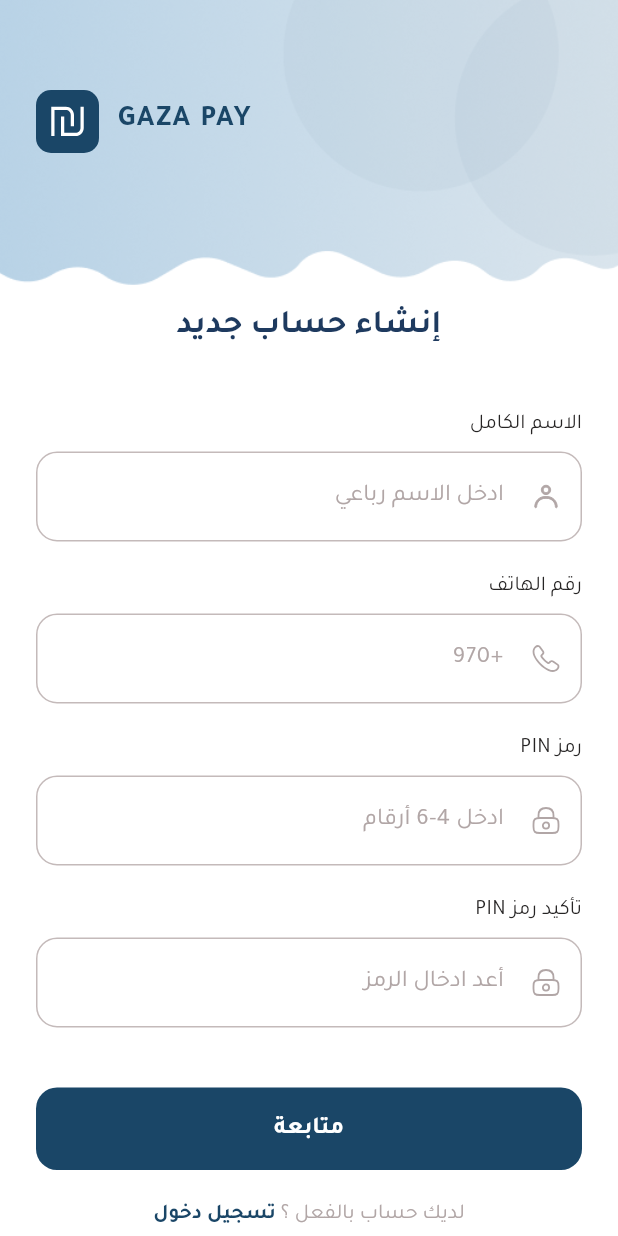
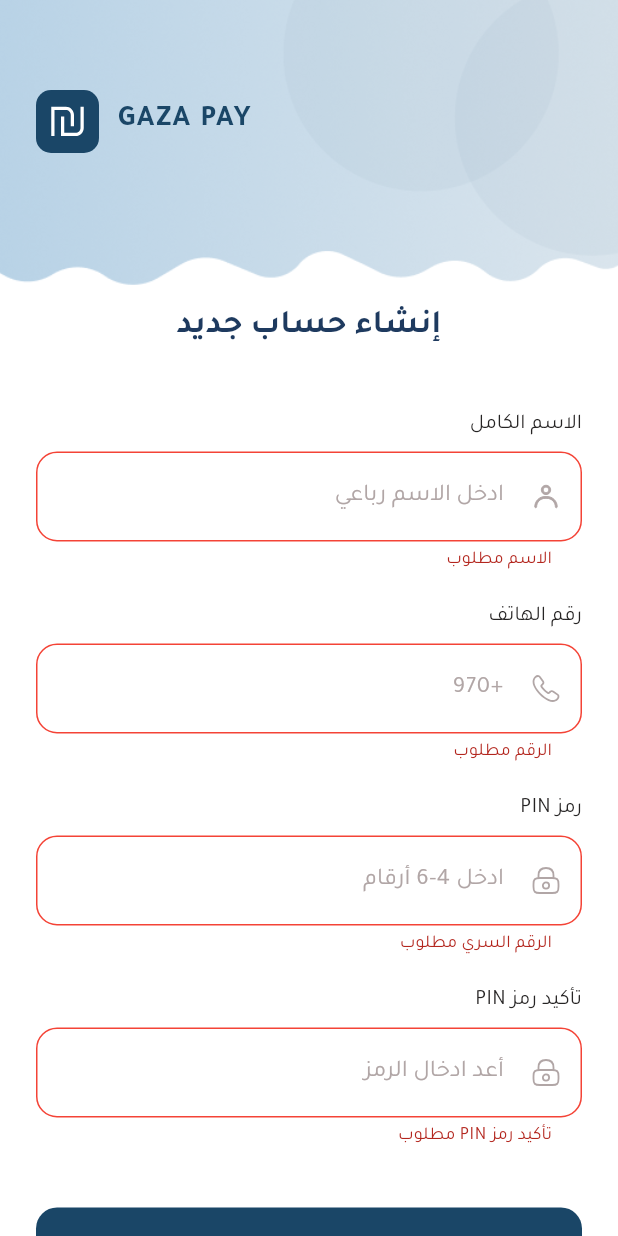
Before and after one commit to a7med2002/gazapay_app, a Flutter app: the screen it shows after launch, after a tap on "متابعة", on a phone screen of 412 x 824 dp. Run offline on Flutter 3.47's test engine with Material 3 defaults, Android fonts, the light colour scheme and no system bars; our stand-ins replace flutter_svg, smooth_page_indicator.

Commit message:
connect app with api & complete Register function

```diff
--- /dev/null
+++ b/lib/Core/Helper/api_response.dart
@@ -0,0 +1,16 @@
+class ApiResponse<T> {
+  Status status;
+  T? data;
+  String? message;
+
+  ApiResponse.loading(this.message) : status = Status.LOADING;
+  ApiResponse.completed(this.data) : status = Status.COMPLETED;
+  ApiResponse.error(this.message) : status = Status.ERROR;
+
+  @override
+  String toString() {
+    return "Status : $status";
+  }
+}
+
+enum Status { LOADING, COMPLETED, ERROR }
--- a/lib/Core/Util/constants.dart
+++ b/lib/Core/Util/constants.dart
@@ -2,7 +2,7 @@ import 'package:flutter/material.dart';
 
 // ============= END POINTS ==============
 
-const baseUrl = '';
+const baseUrl = 'https://gazapay-api.onrender.com';
 
 
 // ============= STYLE CONSTS ==============
--- /dev/null
+++ b/lib/Model/user.dart
@@ -0,0 +1,31 @@
+class User {
+    String? id;
+    String? phone;
+    String? name;
+    DateTime? createdAt;
+    DateTime? updatedAt;
+
+    User({
+        this.id,
+        this.phone,
+        this.name,
+        this.createdAt,
+        this.updatedAt,
+    });
+
+    factory User.fromJson(Map<String, dynamic> json) => User(
+        id: json["id"],
+        phone: json["phone"],
+        name: json["name"],
+        createdAt: json["createdAt"] != null ? DateTime.parse(json["createdAt"]) : null,
+        updatedAt: json["updatedAt"] != null ? DateTime.parse(json["updatedAt"]) : null,
+    );
+
+    Map<String, dynamic> toJson() => {
+        "id": id,
+        "phone": phone,
+        "name": name,
+        "createdAt": createdAt?.toIso8601String(),
+        "updatedAt": updatedAt?.toIso8601String(),
+    };
+}
--- /dev/null
+++ b/lib/Provider/register_provider.dart
@@ -0,0 +1,52 @@
+import 'package:flutter/material.dart';
+import 'package:gazapay/Core/Helper/api_response.dart';
+import 'package:gazapay/Model/user.dart';
+import 'package:gazapay/Repo/user_repository.dart';
+
+class RegisterProvider extends ChangeNotifier {
+  final UserRepository _userRepository = UserRepository();
+  ApiResponse<User>? _registerResponse;
+
+  ApiResponse<User>? get registerResponse => _registerResponse;
+
+  final nameController = TextEditingController();
+  final phoneController = TextEditingController();
+  final pinController = TextEditingController();
+  final confirmPinController = TextEditingController();
+
+  bool isLoading = false;
+
+  Future<User?> register() async {
+    if (pinController.text != confirmPinController.text) {
+      _registerResponse = ApiResponse.error("رمز PIN غير متطابق");
+      notifyListeners();
+      return null;
+    }
+
+    isLoading = true;
+    notifyListeners();
+
+    try {
+      final resultUser = await _userRepository.register({
+        "name": nameController.text,
+        "phone": phoneController.text,
+        "password": pinController.text,
+      });
+      _registerResponse = ApiResponse.completed(resultUser);
+      return resultUser;
+    } catch (e) {
+      _registerResponse = ApiResponse.error(e.toString());
+      return null;
+    } finally {
+      isLoading = false;
+      notifyListeners();
+    }
+  }
+
+  void clearFields() {
+    nameController.clear();
+    phoneController.clear();
+    pinController.clear();
+    confirmPinController.clear();
+  }
+}
--- /dev/null
+++ b/lib/Repo/user_repository.dart
@@ -0,0 +1,13 @@
+import 'package:gazapay/Core/Helper/api_base_helper.dart';
+import 'package:gazapay/Model/user.dart';
+
+class UserRepository {
+  ApiBaseHelper _helper = ApiBaseHelper();
+
+  Future<User> register(Map<String, dynamic> data) async {
+    final response = await _helper.post("/auth/register", data, {
+      "Content-Type": "application/json",
+    });
+    return User.fromJson(response);
+  }
+}
--- a/lib/View/Auth/register_screen.dart
+++ b/lib/View/Auth/register_screen.dart
@@ -1,10 +1,14 @@
 import 'package:flutter/material.dart';
+import 'package:gazapay/Core/Helper/api_response.dart';
 import 'package:gazapay/Core/Util/assets.dart';
 import 'package:gazapay/Core/Util/constants.dart';
+import 'package:gazapay/Provider/register_provider.dart';
 import 'package:gazapay/View/Auth/login_screen.dart';
+import 'package:gazapay/View/Home/home_screen.dart';
 import 'package:gazapay/Widgets/custom_text_filed.dart';
 import 'package:gazapay/Widgets/logo_with_title.dart';
 import 'package:gazapay/Widgets/primary_button.dart';
+import 'package:provider/provider.dart';
 
 class RegisterScreen extends StatelessWidget {
   static String id = "registerScreen";
@@ -12,6 +16,8 @@ class RegisterScreen extends StatelessWidget {
 
   @override
   Widget build(BuildContext context) {
+    final GlobalKey<FormState> _formKey = GlobalKey<FormState>();
+    final provider = Provider.of<RegisterProvider>(context);
     return Scaffold(
       backgroundColor: kWhiteColor,
       body: SafeArea(
@@ -28,6 +34,8 @@ class RegisterScreen extends StatelessWidget {
             /// Content
             SingleChildScrollView(
               padding: const EdgeInsets.symmetric(horizontal: 24),
+              child: Form(
+                key: _formKey,
                 child: Column(
                   crossAxisAlignment: CrossAxisAlignment.center,
                   children: [
@@ -60,6 +68,13 @@ class RegisterScreen extends StatelessWidget {
                     CustomTextField(
                       hint: "ادخل الاسم رباعي",
                       prefixSvg: "assets/icons/user.svg",
+                      controller: provider.nameController,
+                      validator: (value) {
+                        if (value == null || value.isEmpty) {
+                          return "الاسم مطلوب";
+                        }
+                        return null;
+                      },
                     ),
                     const SizedBox(height: 20),
 
@@ -76,6 +91,27 @@ class RegisterScreen extends StatelessWidget {
                       hint: "+970",
                       prefixSvg: "assets/icons/phone.svg",
                       keyboardType: TextInputType.phone,
+                      controller: provider.phoneController,
+                      validator: (value) {
+                        if (value == null || value.isEmpty) {
+                          return "الرقم مطلوب";
+                        }
+                        if (!value.startsWith("+970") &&
+                            !value.startsWith("+972")) {
+                          return "يجب أن يبدأ الرقم بـ +970 أو +972";
+                        }
+                        if (value.startsWith("+970") && value.length != 13) {
+                          return "رقم الهاتف غير صحيح (+970xxxxxxxx)";
+                        }
+                        if (value.startsWith("+972") && value.length != 13) {
+                          return "رقم الهاتف غير صحيح (+972xxxxxxxx)";
+                        }
+                        final digits = value.substring(1);
+                        if (!RegExp(r'^\d+$').hasMatch(digits)) {
+                          return "رقم الهاتف يحتوي على رموز غير صحيحة";
+                        }
+                        return null; // صح
+                      },
                     ),
                     const SizedBox(height: 20),
 
@@ -93,6 +129,16 @@ class RegisterScreen extends StatelessWidget {
                       prefixSvg: "assets/icons/lock.svg",
                       obscureText: true,
                       keyboardType: TextInputType.number,
+                      controller: provider.pinController,
+                      validator: (value) {
+                        if (value == null || value.isEmpty) {
+                          return "الرقم السري مطلوب";
+                        }
+                        if (value.length < 6) {
+                          return "الرقم السري يجب أن يكون 6 أحرف على الأقل";
+                        }
+                        return null;
+                      },
                     ),
                     const SizedBox(height: 20),
 
@@ -110,12 +156,70 @@ class RegisterScreen extends StatelessWidget {
                       prefixSvg: "assets/icons/lock.svg",
                       obscureText: true,
                       keyboardType: TextInputType.number,
+                      controller: provider.confirmPinController,
+                      validator: (value) {
+                        if (value == null || value.isEmpty) {
+                          return "تأكيد رمز PIN مطلوب";
+                        }
+                        if (value != provider.pinController.text) {
+                          return "الرمز غير متطابق";
+                        }
+                        return null;
+                      },
                     ),
 
                     const SizedBox(height: 40),
 
-                  /// Continue Button
-                  PrimaryButton(onPressed: () {}, title: "متابعة"),
+                    /// Register Button
+                    Consumer<RegisterProvider>(
+                      builder: (_, registerProv, _) {
+                        if (registerProv.registerResponse?.status ==
+                            Status.LOADING) {
+                          return const CircularProgressIndicator();
+                        }
+                        if (registerProv.registerResponse?.status ==
+                            Status.ERROR) {
+                          print(
+                            "Error: ${registerProv.registerResponse?.message}",
+                          );
+                          WidgetsBinding.instance.addPostFrameCallback((_) {
+                            if (registerProv.registerResponse?.message !=
+                                    null &&
+                                registerProv
+                                    .registerResponse!
+                                    .message!
+                                    .isNotEmpty) {
+                              ScaffoldMessenger.of(context).showSnackBar(
+                                SnackBar(
+                                  content: Text(
+                                    registerProv.registerResponse!.message!,
+                                    style: TextStyle(color: kWhiteColor),
+                                  ),
+                                  backgroundColor: kPrimaryColor,
+                                ),
+                              );
+                            }
+                          });
+                        }
+                        if (provider.registerResponse?.status ==
+                            Status.COMPLETED) {
+                          WidgetsBinding.instance.addPostFrameCallback((_) {
+                            Navigator.pushReplacementNamed(
+                              context,
+                              HomeScreen.id,
+                            );
+                          });
+                        }
+                        return PrimaryButton(
+                          onPressed: () {
+                            if (_formKey.currentState!.validate()) {
+                              provider.register();
+                            }
+                          },
+                          title: "متابعة",
+                        );
+                      },
+                    ),
                     const SizedBox(height: 20),
 
                     /// Login Text
@@ -128,7 +232,10 @@ class RegisterScreen extends StatelessWidget {
                         ),
                         GestureDetector(
                           onTap: () {
-                          Navigator.pushReplacementNamed(context, LoginScreen.id);
+                            Navigator.pushReplacementNamed(
+                              context,
+                              LoginScreen.id,
+                            );
                           },
                           child: const Text(
                             "تسجيل دخول",
@@ -145,6 +252,7 @@ class RegisterScreen extends StatelessWidget {
                   ],
                 ),
               ),
+            ),
           ],
         ),
       ),
--- a/lib/main.dart
+++ b/lib/main.dart
@@ -1,8 +1,11 @@
 import 'package:flutter/material.dart';
+import 'package:gazapay/Provider/register_provider.dart';
 import 'package:gazapay/View/Auth/forgot_pin_screen.dart';
 import 'package:gazapay/View/Auth/login_screen.dart';
 import 'package:gazapay/View/Auth/register_screen.dart';
 import 'package:flutter_localizations/flutter_localizations.dart';
+import 'package:gazapay/View/Home/home_screen.dart';
+import 'package:provider/provider.dart';
 
 void main() {
   runApp(const MyApp());
@@ -13,7 +16,11 @@ class MyApp extends StatelessWidget {
 
   @override
   Widget build(BuildContext context) {
-    return MaterialApp(
+    return MultiProvider(
+      providers: [
+        ChangeNotifierProvider(create: (_) => RegisterProvider()),
+      ],
+      child: MaterialApp(
         title: 'Gaza Pay',
         debugShowCheckedModeBanner: false,
         locale: const Locale('ar'),
@@ -31,7 +38,9 @@ class MyApp extends StatelessWidget {
           RegisterScreen.id : (context) => const RegisterScreen(),
           LoginScreen.id : (context) => const LoginScreen(),
           ForgotPinScreen.id : (context) => const ForgotPinScreen(),
+          HomeScreen.id : (context) => const HomeScreen(),
         },
+      ),
     );
   }
 }
--- a/pubspec.yaml
+++ b/pubspec.yaml
@@ -39,6 +39,8 @@ dependencies:
   cupertino_icons: ^1.0.8
   flutter_svg: ^2.2.3
   smooth_page_indicator: ^2.0.1
+  http: ^1.6.0
+  provider: ^6.1.5+1
 
 dev_dependencies:
   flutter_test:
```
Also changed, not shown: lib/Core/Helper/api_base_helper.dart (added, +105 -0 lines), lib/Core/Helper/app_exceptions.dart (added, +31 -0 lines), lib/View/Home/home_screen.dart (added, +31 -0 lines), pubspec.lock. Lines whose indentation alone changed are shown as unchanged.
